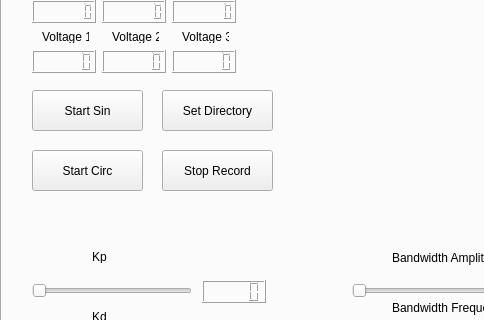
Above: mainwindow.ui from sschorr/TactileDevice before the change; both pictures show x 0 to 484 and y 473 to 793 of the 1166 by 936 pixel window. Below: the same form after it.
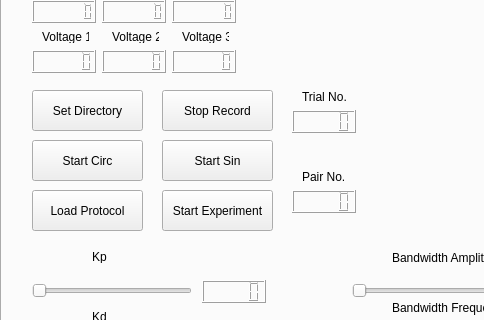
That is the form after the change. Custom widgets are drawn as their Qt base class.

Commit message: Starting to incorporate experimental protocol

The edit to the form file:
```diff
--- a/mainwindow.ui
+++ b/mainwindow.ui
@@ -754,8 +754,8 @@
      <widget class="QPushButton" name="startSin">
       <property name="geometry">
        <rect>
-        <x>30</x>
-        <y>520</y>
+        <x>160</x>
+        <y>570</y>
         <width>111</width>
         <height>41</height>
        </rect>
@@ -767,7 +767,7 @@
      <widget class="QPushButton" name="setDirectory">
       <property name="geometry">
        <rect>
-        <x>160</x>
+        <x>30</x>
         <y>520</y>
         <width>111</width>
         <height>41</height>
@@ -781,7 +781,7 @@
       <property name="geometry">
        <rect>
         <x>160</x>
-        <y>580</y>
+        <y>520</y>
         <width>111</width>
         <height>41</height>
        </rect>
@@ -1003,7 +1003,7 @@
       <property name="geometry">
        <rect>
         <x>30</x>
-        <y>580</y>
+        <y>570</y>
         <width>111</width>
         <height>41</height>
        </rect>
@@ -1012,6 +1012,78 @@
        <string>Start Circ</string>
       </property>
      </widget>
+     <widget class="QPushButton" name="loadProtocol">
+      <property name="geometry">
+       <rect>
+        <x>30</x>
+        <y>620</y>
+        <width>111</width>
+        <height>41</height>
+       </rect>
+      </property>
+      <property name="text">
+       <string>Load Protocol</string>
+      </property>
+     </widget>
+     <widget class="QPushButton" name="startExperiment">
+      <property name="geometry">
+       <rect>
+        <x>160</x>
+        <y>620</y>
+        <width>111</width>
+        <height>41</height>
+       </rect>
+      </property>
+      <property name="text">
+       <string>Start Experiment</string>
+      </property>
+     </widget>
+     <widget class="QLCDNumber" name="trialNo">
+      <property name="geometry">
+       <rect>
+        <x>290</x>
+        <y>540</y>
+        <width>64</width>
+        <height>23</height>
+       </rect>
+      </property>
+     </widget>
+     <widget class="QLabel" name="label_23">
+      <property name="geometry">
+       <rect>
+        <x>300</x>
+        <y>520</y>
+        <width>47</width>
+        <height>13</height>
+       </rect>
+      </property>
+      <property name="text">
+       <string>Trial No.</string>
+      </property>
+     </widget>
+     <widget class="QLCDNumber" name="pairNo">
+      <property name="geometry">
+       <rect>
+        <x>290</x>
+        <y>620</y>
+        <width>64</width>
+        <height>23</height>
+       </rect>
+      </property>
+     </widget>
+     <widget class="QLabel" name="label_24">
+      <property name="geometry">
+       <rect>
+        <x>300</x>
+        <y>600</y>
+        <width>47</width>
+        <height>13</height>
+       </rect>
+      </property>
+      <property name="text">
+       <string>Pair No.</string>
+      </property>
+     </widget>
     </widget>
     <widget class="QWidget" name="tab_2">
      <attribute name="title">
```
The commit also changes 10 other files.
